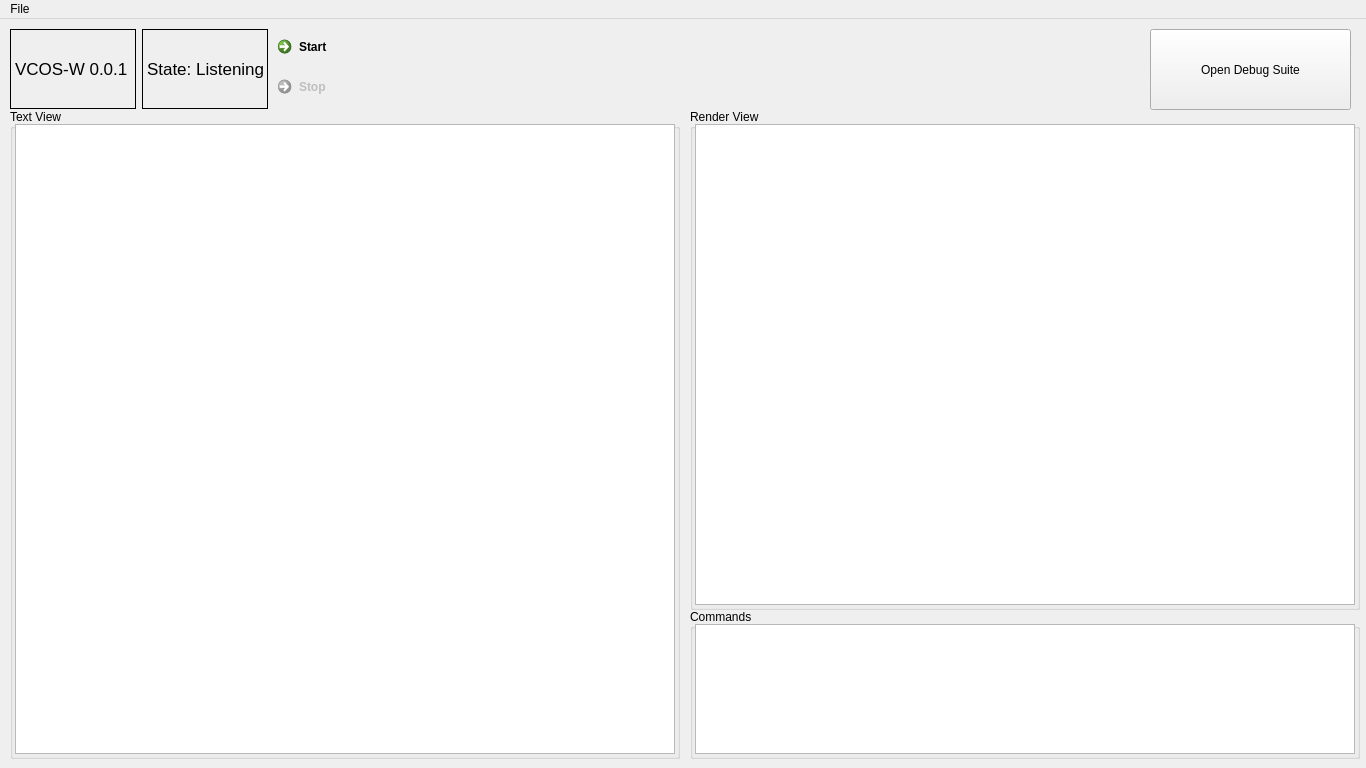
First picture: the form in development/ui.ui, repository jot42/voice_controlled_open_scad, before the edit.
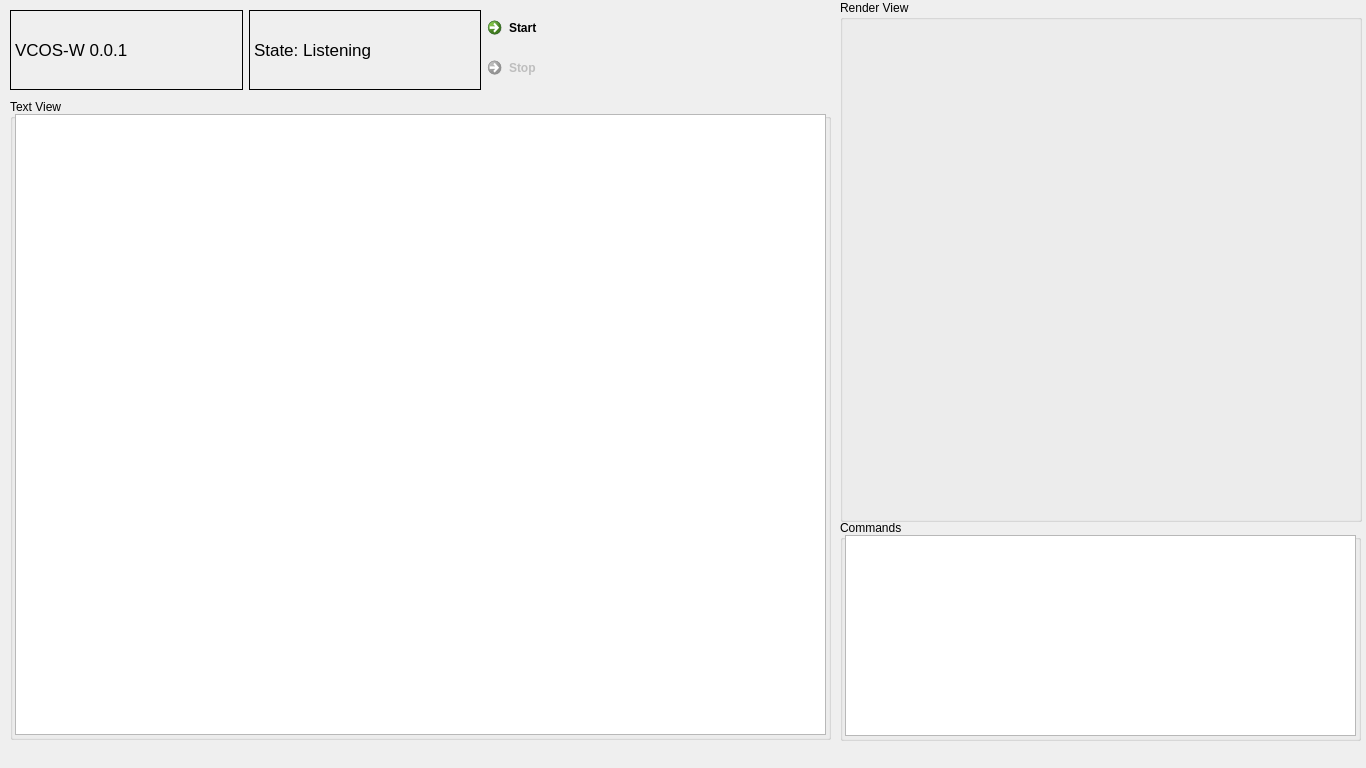
Second picture: the form after the edit. Icons and pictures are not drawn.

Commit message:
Revert "Merge branch 'main' of https://github.com/jot42/voice_controlled_open_scad"
This reverts commit e770a0710a3552dc00e438149150bd131db9e9b5, reversing
changes made to 44fca56bc3607df01069a201ab762f3311a5f2ee.

Patch:
```diff
--- a/development/ui.ui
+++ b/development/ui.ui
@@ -37,7 +37,7 @@
      <rect>
       <x>10</x>
       <y>10</y>
-      <width>258</width>
+      <width>471</width>
       <height>80</height>
      </rect>
     </property>
@@ -101,10 +101,10 @@
     </property>
     <property name="geometry">
      <rect>
-      <x>690</x>
-      <y>590</y>
-      <width>670</width>
-      <height>150</height>
+      <x>840</x>
+      <y>520</y>
+      <width>521</width>
+      <height>221</height>
      </rect>
     </property>
     <property name="title">
@@ -115,8 +115,8 @@
       <rect>
        <x>5</x>
        <y>15</y>
-       <width>660</width>
-       <height>130</height>
+       <width>511</width>
+       <height>201</height>
       </rect>
      </property>
     </widget>
@@ -124,33 +124,42 @@
    <widget class="QGroupBox" name="groupBox_3">
     <property name="geometry">
      <rect>
-      <x>690</x>
-      <y>90</y>
-      <width>670</width>
-      <height>501</height>
+      <x>840</x>
+      <y>0</y>
+      <width>522</width>
+      <height>522</height>
      </rect>
     </property>
     <property name="title">
      <string>Render View</string>
     </property>
-    <widget class="QGraphicsView" name="imgRenderView">
+    <widget class="QLabel" name="label">
      <property name="geometry">
       <rect>
        <x>5</x>
        <y>15</y>
-       <width>660</width>
-       <height>481</height>
+       <width>512</width>
+       <height>512</height>
       </rect>
      </property>
+     <property name="text">
+      <string/>
+     </property>
+     <property name="pixmap">
+      <pixmap>../res/default.png</pixmap>
+     </property>
+     <property name="alignment">
+      <set>Qt::AlignCenter</set>
+     </property>
     </widget>
    </widget>
    <widget class="QGroupBox" name="group_text">
     <property name="geometry">
      <rect>
       <x>10</x>
-      <y>90</y>
-      <width>670</width>
-      <height>650</height>
+      <y>99</y>
+      <width>821</width>
+      <height>641</height>
      </rect>
     </property>
     <property name="title">
@@ -161,8 +170,8 @@
       <rect>
        <x>5</x>
        <y>15</y>
-       <width>660</width>
-       <height>630</height>
+       <width>811</width>
+       <height>621</height>
       </rect>
      </property>
     </widget>
@@ -170,7 +179,7 @@
    <widget class="QCommandLinkButton" name="cmdStart">
     <property name="geometry">
      <rect>
-      <x>270</x>
+      <x>480</x>
       <y>10</y>
       <width>185</width>
       <height>41</height>
@@ -186,7 +195,7 @@
     </property>
     <property name="geometry">
      <rect>
-      <x>270</x>
+      <x>480</x>
       <y>50</y>
       <width>185</width>
       <height>41</height>
@@ -196,39 +205,6 @@
      <string>Stop</string>
     </property>
    </widget>
-   <widget class="QPushButton" name="btn_debug">
-    <property name="geometry">
-     <rect>
-      <x>1150</x>
-      <y>10</y>
-      <width>201</width>
-      <height>81</height>
-     </rect>
-    </property>
-    <property name="text">
-     <string>Open Debug Suite</string>
-    </property>
-    <property name="autoRepeat">
-     <bool>false</bool>
-    </property>
-   </widget>
-  </widget>
-  <widget class="QMenuBar" name="menubar">
-   <property name="geometry">
-    <rect>
-     <x>0</x>
-     <y>0</y>
-     <width>1366</width>
-     <height>21</height>
-    </rect>
-   </property>
-   <widget class="QMenu" name="menuFile">
-    <property name="title">
-     <string>File</string>
-    </property>
-    <addaction name="actionLoad"/>
-   </widget>
-   <addaction name="menuFile"/>
   </widget>
   <action name="actionLoad">
    <property name="text">
```
The commit also changes 24 other files.
